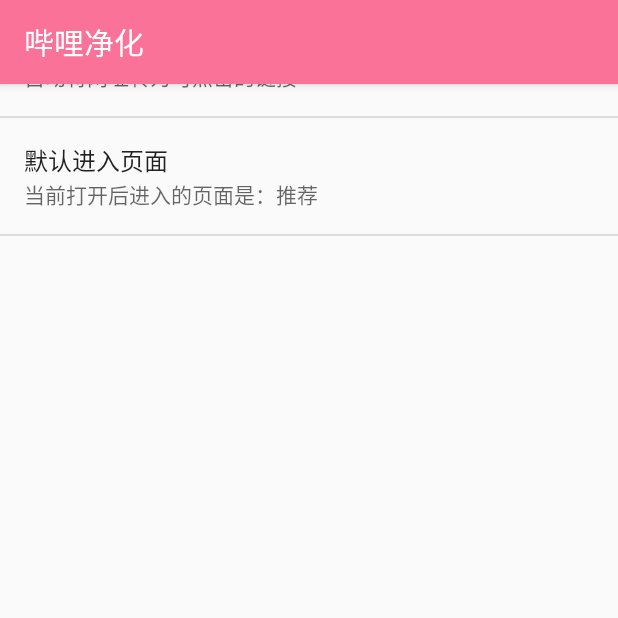
After one commit to gitugser/BiliNeat, an Android app: the fragment ActionFragment shown on its own in the app's theme, on a phone screen of 412 x 824 dp, the top half of it. The commit adds this screen. Run offline under Robolectric (Android 15) with nearby library versions, the phone set to English and light mode, and no system bars.

Commit message:
分离功能 Fragment

```diff
--- a/app/build.gradle
+++ b/app/build.gradle
@@ -21,7 +21,6 @@
 
 dependencies {
     provided files('libs/XposedBridgeApi-54.jar')
-    //    compile 'com.android.support:appcompat-v7:25.0.0'
     compile 'com.android.support:design:25.0.0'
     compile 'com.android.support:support-v13:25.0.0'
 }
--- a/app/src/main/java/com/iacn/bilineat/ui/MainActivity.java
+++ b/app/src/main/java/com/iacn/bilineat/ui/MainActivity.java
@@ -8,6 +8,7 @@
 import android.support.v7.app.AppCompatActivity;
 
 import com.iacn.bilineat.R;
+import com.iacn.bilineat.ui.fragment.ActionFragment;
 import com.iacn.bilineat.ui.fragment.NeatFragment;
 
 import java.util.ArrayList;
@@ -29,7 +30,7 @@
 
         final List<Fragment> pageList = new ArrayList<>();
         pageList.add(new NeatFragment());
-        pageList.add(new SettingsFragment());
+        pageList.add(new ActionFragment());
 
         mPager.setAdapter(new FragmentPagerAdapter(getFragmentManager()) {
             @Override
--- /dev/null
+++ b/app/src/main/java/com/iacn/bilineat/ui/fragment/ActionFragment.java
@@ -0,0 +1,39 @@
+package com.iacn.bilineat.ui.fragment;
+
+import android.preference.ListPreference;
+import android.preference.Preference;
+
+import com.iacn.bilineat.R;
+
+/**
+ * Created by iAcn on 2016/10/28
+ * Emali iAcn0301@foxmail.com
+ */
+
+public class ActionFragment extends BaseFragment implements Preference.OnPreferenceChangeListener {
+
+    private ListPreference defaultPage;
+
+    @Override
+    protected int getXmlId() {
+        return R.xml.pref_action;
+    }
+
+    @Override
+    protected void initPreference() {
+        defaultPage = (ListPreference) findPreference("default_page");
+        defaultPage.setOnPreferenceChangeListener(this);
+
+        int index = Integer.parseInt(getPreferenceManager()
+                .getSharedPreferences().getString("default_page", "1"));
+        defaultPage.setValueIndex(index);
+        defaultPage.setSummary("当前打开后进入的页面是：" + defaultPage.getEntries()[index]);
+    }
+
+    @Override
+    public boolean onPreferenceChange(Preference preference, Object newValue) {
+        int index = Integer.parseInt((String) newValue);
+        defaultPage.setSummary("当前打开后进入的页面是：" + defaultPage.getEntries()[index]);
+        return true;
+    }
+}
--- a/app/src/main/java/com/iacn/bilineat/ui/fragment/BaseFragment.java
+++ b/app/src/main/java/com/iacn/bilineat/ui/fragment/BaseFragment.java
@@ -1,6 +1,5 @@
 package com.iacn.bilineat.ui.fragment;
 
-import android.content.Context;
 import android.os.Bundle;
 import android.preference.PreferenceFragment;
 
@@ -20,6 +19,11 @@
 //        getPreferenceManager().setSharedPreferencesMode(Context.MODE_WORLD_READABLE);
 
         addPreferencesFromResource(getXmlId());
+        initPreference();
+    }
+
+    protected void initPreference() {
+
     }
 
     protected abstract int getXmlId();
--- /dev/null
+++ b/app/src/main/res/xml/pref_action.xml
@@ -0,0 +1,17 @@
+<?xml version="1.0" encoding="utf-8"?>
+<PreferenceScreen xmlns:android="http://schemas.android.com/apk/res/android">
+
+    <CheckBoxPreference
+        android:defaultValue="false"
+        android:key="auto_link"
+        android:summary="自动将网址转为可点击的链接"
+        android:title="开启文字链接" />
+
+    <ListPreference
+        android:dialogTitle="选择默认进入页面"
+        android:entries="@array/default_page"
+        android:entryValues="@array/default_page_value"
+        android:key="default_page"
+        android:title="默认进入页面" />
+
+</PreferenceScreen>
```
